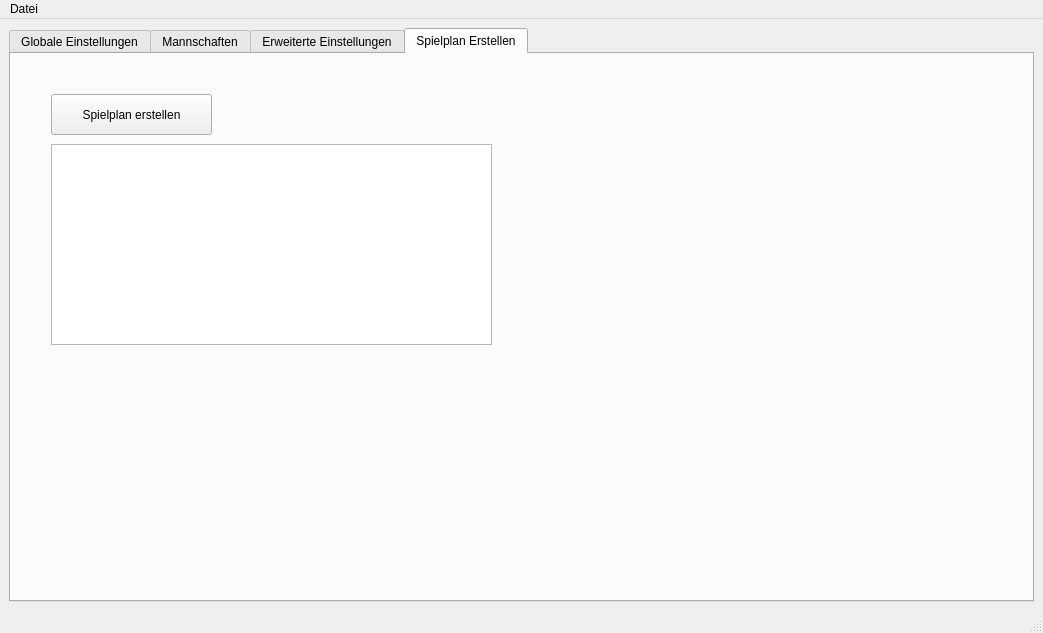
The window that main_window.ui (smash14/badminton_matchmaker) describes before a commit, drawn with Qt 5.
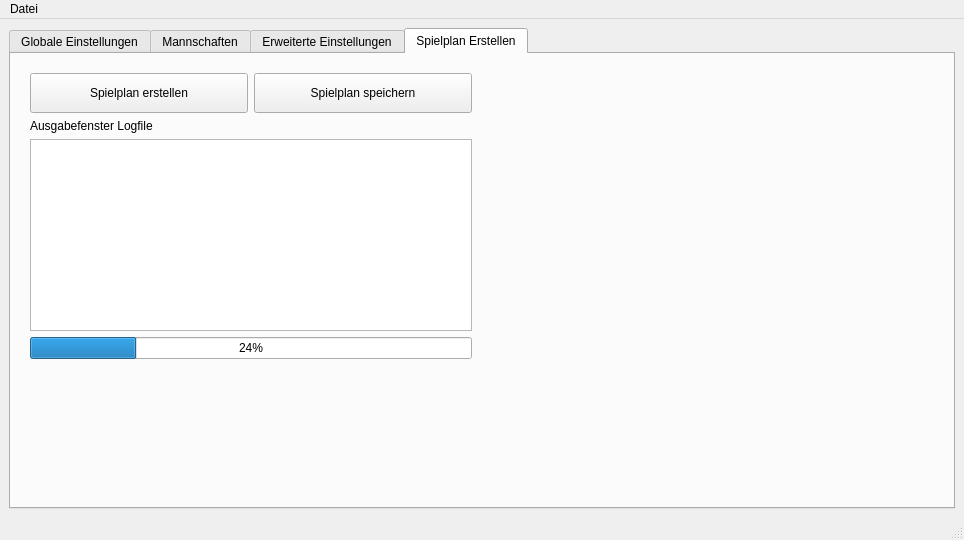
The same window after the commit.

Commit message: generate mathplan from gui

```diff
--- a/main_window.ui
+++ b/main_window.ui
@@ -6,8 +6,8 @@
    <rect>
     <x>0</x>
     <y>0</y>
-    <width>1043</width>
-    <height>633</height>
+    <width>964</width>
+    <height>539</height>
    </rect>
   </property>
   <property name="windowTitle">
@@ -413,32 +413,126 @@
        <attribute name="title">
         <string>Spielplan Erstellen</string>
        </attribute>
-       <widget class="QPushButton" name="pushButton_generate_matchplan">
-        <property name="geometry">
-         <rect>
-          <x>40</x>
-          <y>40</y>
-          <width>161</width>
-          <height>41</height>
-         </rect>
-        </property>
-        <property name="text">
-         <string>Spielplan erstellen</string>
-        </property>
-       </widget>
-       <widget class="QTextEdit" name="textEdit_ligaman_pro_output">
-        <property name="geometry">
-         <rect>
-          <x>40</x>
-          <y>90</y>
-          <width>441</width>
-          <height>201</height>
-         </rect>
-        </property>
-       </widget>
+       <layout class="QGridLayout" name="gridLayout_2">
+        <item row="0" column="0">
+         <layout class="QGridLayout" name="gridLayout">
+          <property name="leftMargin">
+           <number>10</number>
+          </property>
+          <property name="topMargin">
+           <number>10</number>
+          </property>
+          <property name="rightMargin">
+           <number>10</number>
+          </property>
+          <property name="bottomMargin">
+           <number>10</number>
+          </property>
+          <item row="3" column="0">
+           <widget class="QProgressBar" name="progressBar_matchplan_generation">
+            <property name="enabled">
+             <bool>true</bool>
+            </property>
+            <property name="value">
+             <number>24</number>
+            </property>
+           </widget>
+          </item>
+          <item row="2" column="0">
+           <widget class="QTextEdit" name="textEdit_ligaman_pro_output">
+            <property name="readOnly">
+             <bool>true</bool>
+            </property>
+           </widget>
+          </item>
+          <item row="4" column="0">
+           <spacer name="verticalSpacer">
+            <property name="orientation">
+             <enum>Qt::Vertical</enum>
+            </property>
+            <property name="sizeHint" stdset="0">
+             <size>
+              <width>20</width>
+              <height>40</height>
+             </size>
+            </property>
+           </spacer>
+          </item>
+          <item row="0" column="0">
+           <layout class="QHBoxLayout" name="horizontalLayout">
+            <item>
+             <widget class="QPushButton" name="pushButton_generate_matchplan">
+              <property name="minimumSize">
+               <size>
+                <width>0</width>
+                <height>40</height>
+               </size>
+              </property>
+              <property name="text">
+               <string>Spielplan erstellen</string>
+              </property>
+             </widget>
+            </item>
+            <item>
+             <widget class="QPushButton" name="pushButton_download_matchplan">
+              <property name="minimumSize">
+               <size>
+                <width>0</width>
+                <height>40</height>
+               </size>
+              </property>
+              <property name="text">
+               <string>Spielplan speichern</string>
+              </property>
+             </widget>
+            </item>
+           </layout>
+          </item>
+          <item row="1" column="0">
+           <widget class="QLabel" name="label">
+            <property name="sizePolicy">
+             <sizepolicy hsizetype="Preferred" vsizetype="Fixed">
+              <horstretch>0</horstretch>
+              <verstretch>0</verstretch>
+             </sizepolicy>
+            </property>
+            <property name="text">
+             <string>Ausgabefenster Logfile</string>
+            </property>
+           </widget>
+          </item>
+         </layout>
+        </item>
+        <item row="0" column="1">
+         <spacer name="horizontalSpacer_2">
+          <property name="orientation">
+           <enum>Qt::Horizontal</enum>
+          </property>
+          <property name="sizeHint" stdset="0">
+           <size>
+            <width>40</width>
+            <height>20</height>
+           </size>
+          </property>
+         </spacer>
+        </item>
+       </layout>
       </widget>
      </widget>
     </item>
+    <item row="0" column="1">
+     <spacer name="horizontalSpacer">
+      <property name="orientation">
+       <enum>Qt::Horizontal</enum>
+      </property>
+      <property name="sizeHint" stdset="0">
+       <size>
+        <width>40</width>
+        <height>20</height>
+       </size>
+      </property>
+     </spacer>
+    </item>
    </layout>
   </widget>
   <widget class="QMenuBar" name="menubar">
@@ -446,7 +540,7 @@
     <rect>
      <x>0</x>
      <y>0</y>
-     <width>1043</width>
+     <width>964</width>
      <height>21</height>
     </rect>
    </property>
```
The commit also changes 7 other files.
